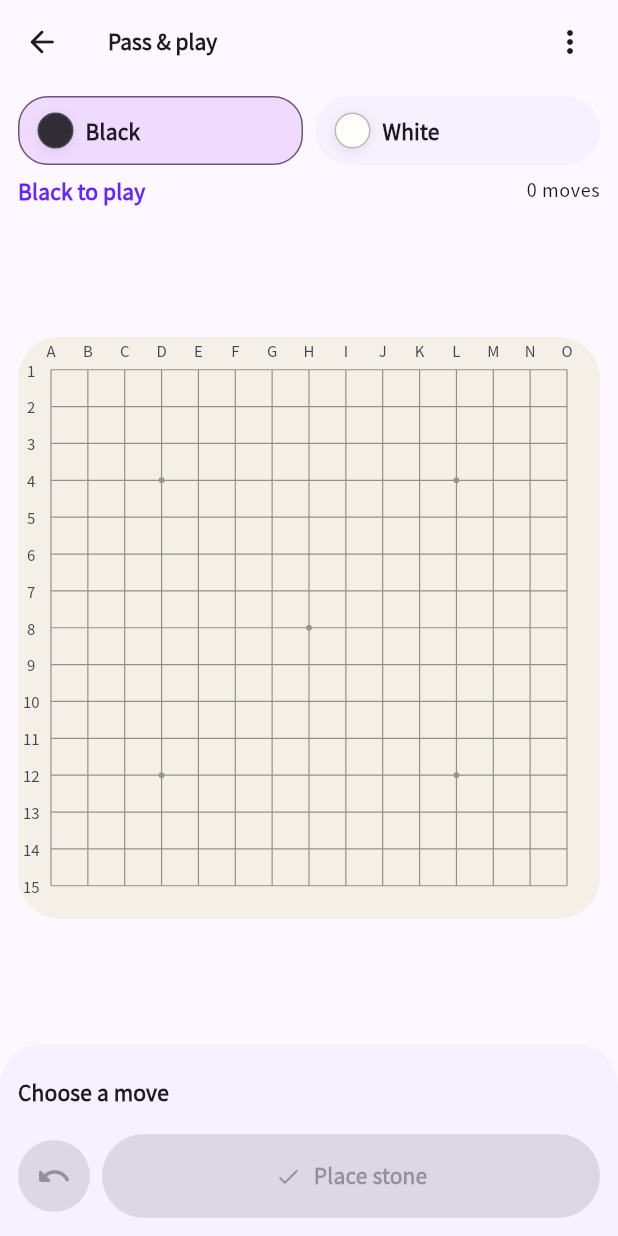
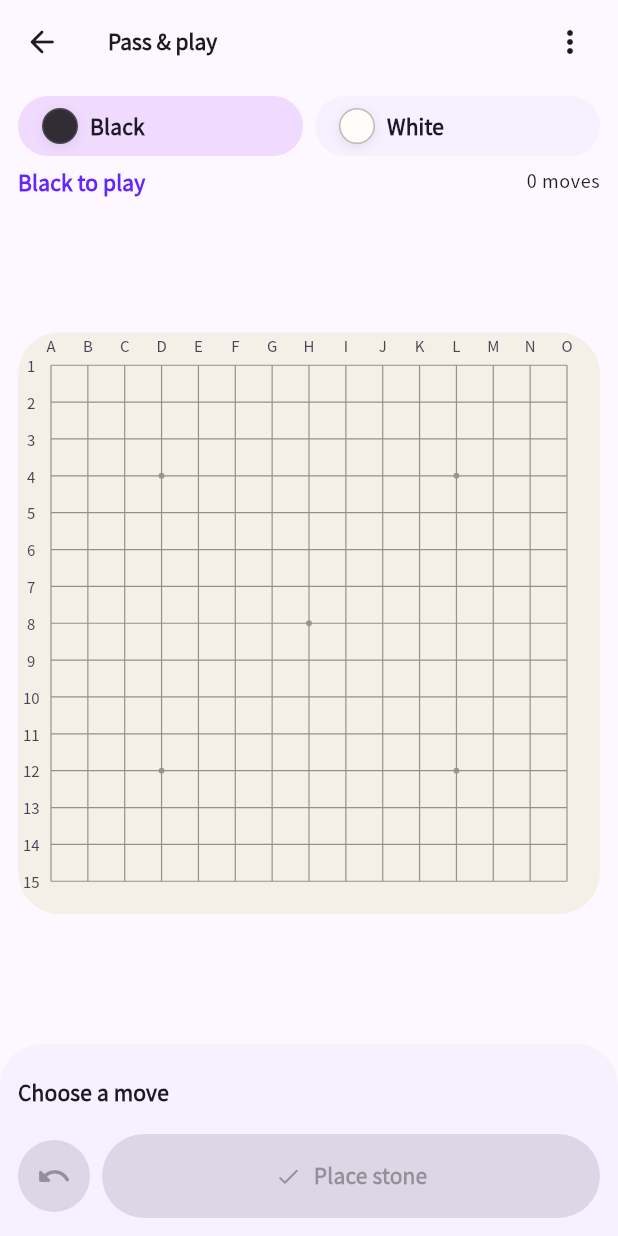
Before and after one commit to xqd922/Gomoku, a Flutter app: the screen it shows after launch, after a tap on "Start pass & play", on a phone screen of 412 x 824 dp. Run offline on Flutter 3.47's test engine with Material 3 defaults, Android fonts, the phone set to English and light mode, and no system bars; drawn by our look-alikes of dynamic_color; our stand-ins replace audioplayers, drift, drift_flutter, flutter_riverpod, flutter_secure_storage, go_router and 1 more; missing offline and left inert: serverpod_auth_core_client, serverpod_auth_idp_client, serverpod_client; accounts and stored records are empty; generated files the repository leaves out were written again; statements that could not run were skipped.

Commit message:
fix(ui): calm the home banner and tighten material details
Replace the notched hero with an even primaryContainer banner, group settings into one card, and align thumbnails, player strips, and app bars with the design tokens. No rule, protocol, or schema changes.

```diff
--- a/apps/gomoku_app/lib/design/theme.dart
+++ b/apps/gomoku_app/lib/design/theme.dart
@@ -129,8 +129,8 @@ abstract final class AppTheme {
         filled: true,
         fillColor: colors.surfaceContainerHighest,
         contentPadding: const EdgeInsets.symmetric(
-          horizontal: 20,
-          vertical: 18,
+          horizontal: AppSpacing.content,
+          vertical: AppSpacing.content,
         ),
         border: OutlineInputBorder(
           borderRadius: BorderRadius.circular(AppShape.field),
@@ -166,10 +166,16 @@ abstract final class AppTheme {
           borderRadius: BorderRadius.circular(AppShape.thumb),
         ),
         labelStyle: text.labelLarge,
-        padding: const EdgeInsets.symmetric(horizontal: 10, vertical: 10),
+        padding: const EdgeInsets.symmetric(
+          horizontal: AppSpacing.content,
+          vertical: AppSpacing.tight,
+        ),
       ),
       listTileTheme: ListTileThemeData(
-        contentPadding: const EdgeInsets.symmetric(horizontal: 20, vertical: 6),
+        contentPadding: const EdgeInsets.symmetric(
+          horizontal: AppSpacing.content,
+          vertical: AppSpacing.tight,
+        ),
         iconColor: colors.onSurfaceVariant,
         titleTextStyle: text.titleMedium,
         subtitleTextStyle: text.bodyMedium?.copyWith(
--- a/apps/gomoku_app/lib/design/tokens.dart
+++ b/apps/gomoku_app/lib/design/tokens.dart
@@ -15,8 +15,6 @@ abstract final class AppShape {
   static const menu = 24.0;
   static const card = 28.0;
   static const feature = 32.0;
-  static const heroNotchCompact = 56.0;
-  static const heroNotchWide = 88.0;
 }
 
 abstract final class AppLayout {
--- a/apps/gomoku_app/lib/ui/pages/home_page.dart
+++ b/apps/gomoku_app/lib/ui/pages/home_page.dart
@@ -63,17 +63,12 @@ class _HomePageState extends ConsumerState<HomePage> {
           builder: (context, constraints) {
             final wide = constraints.maxWidth >= AppLayout.compact;
             return Container(
-              padding: EdgeInsets.all(wide ? 32 : 24),
+              padding: EdgeInsets.all(
+                wide ? AppSpacing.page : AppSpacing.section,
+              ),
               decoration: BoxDecoration(
-                color: colors.primary,
-                borderRadius: BorderRadius.only(
-                  topLeft: const Radius.circular(AppShape.feature),
-                  topRight: Radius.circular(
-                    wide ? AppShape.heroNotchWide : AppShape.heroNotchCompact,
-                  ),
-                  bottomLeft: const Radius.circular(AppShape.feature),
-                  bottomRight: const Radius.circular(AppShape.feature),
-                ),
+                color: colors.primaryContainer,
+                borderRadius: BorderRadius.circular(AppShape.feature),
               ),
               child: Column(
                 crossAxisAlignment: CrossAxisAlignment.stretch,
@@ -91,43 +86,37 @@ class _HomePageState extends ConsumerState<HomePage> {
                                   (wide
                                           ? Theme.of(context)
                                                 .textTheme
-                                                .displayLarge
+                                                .headlineLarge
                                           : Theme.of(context)
                                                 .textTheme
-                                                .displayMedium)
-                                      ?.copyWith(color: colors.onPrimary),
+                                                .headlineMedium)
+                                      ?.copyWith(
+                                        color: colors.onPrimaryContainer,
+                                      ),
                             ),
-                            const SizedBox(height: 12),
+                            const SizedBox(height: AppSpacing.tight),
                             Text(
                               s.t(resume ? 'resumeCaption' : 'homeCaption'),
                               style: Theme.of(context).textTheme.bodyLarge
-                                  ?.copyWith(color: colors.onPrimary),
+                                  ?.copyWith(color: colors.onPrimaryContainer),
                             ),
                           ],
                         ),
                       ),
                       if (wide) ...[
-                        const SizedBox(width: 28),
-                        ExcludeSemantics(
-                          child: _PlayArtwork(color: colors.onPrimary),
-                        ),
+                        const SizedBox(width: AppSpacing.section),
+                        const ExcludeSemantics(child: _PlayArtwork()),
                       ],
                     ],
                   ),
-                  const SizedBox(height: 28),
+                  const SizedBox(height: AppSpacing.section),
                   Wrap(
-                    spacing: 12,
-                    runSpacing: 12,
+                    spacing: AppSpacing.content,
+                    runSpacing: AppSpacing.content,
                     crossAxisAlignment: WrapCrossAlignment.center,
                     children: [
-                      FilledButton(
+                      FilledButton.icon(
                         key: const ValueKey('start-game'),
-                        style: FilledButton.styleFrom(
-                          backgroundColor: colors.onPrimary,
-                          foregroundColor: colors.primary,
-                          minimumSize: const Size(180, 64),
-                          textStyle: Theme.of(context).textTheme.titleMedium,
-                        ),
                         onPressed: _starting
                             ? null
                             : () {
@@ -137,18 +126,12 @@ class _HomePageState extends ConsumerState<HomePage> {
                                   _local();
                                 }
                               },
-                        child: Row(
-                          mainAxisSize: MainAxisSize.min,
-                          children: [
-                            Icon(
-                              _starting
-                                  ? Icons.hourglass_top_rounded
-                                  : Icons.play_arrow_rounded,
-                            ),
-                            const SizedBox(width: 10),
-                            Flexible(child: Text(s.t(primaryLabel))),
-                          ],
+                        icon: Icon(
+                          _starting
+                              ? Icons.hourglass_top_rounded
+                              : Icons.play_arrow_rounded,
                         ),
+                        label: Text(s.t(primaryLabel)),
                       ),
                       Text(
                         active != null
@@ -157,7 +140,7 @@ class _HomePageState extends ConsumerState<HomePage> {
                             ? s.t('moves', {'n': unfinished.game.moves.length})
                             : s.t('rules'),
                         style: Theme.of(context).textTheme.labelLarge
-                            ?.copyWith(color: colors.onPrimary),
+                            ?.copyWith(color: colors.onPrimaryContainer),
                       ),
                     ],
                   ),
@@ -166,7 +149,7 @@ class _HomePageState extends ConsumerState<HomePage> {
             );
           },
         ),
-        const SizedBox(height: 16),
+        const SizedBox(height: AppSpacing.content),
         LayoutBuilder(
           builder: (context, constraints) {
             final friend = _PlayShortcut(
@@ -188,14 +171,18 @@ class _HomePageState extends ConsumerState<HomePage> {
             if (active == null && unfinished == null) return friend;
             if (constraints.maxWidth < AppLayout.compact) {
               return Column(
-                children: [friend, const SizedBox(height: 12), local],
+                children: [
+                  friend,
+                  const SizedBox(height: AppSpacing.content),
+                  local,
+                ],
               );
             }
             return Row(
               crossAxisAlignment: CrossAxisAlignment.start,
               children: [
                 Expanded(child: friend),
-                const SizedBox(width: 16),
+                const SizedBox(width: AppSpacing.content),
                 Expanded(child: local),
               ],
             );
@@ -230,8 +217,17 @@ class _PlayShortcut extends StatelessWidget {
         padding: const EdgeInsets.all(AppSpacing.section),
         child: Row(
           children: [
-            Icon(icon, size: 32, color: foreground),
-            const SizedBox(width: 18),
+            DecoratedBox(
+              decoration: BoxDecoration(
+                color: foreground.withValues(alpha: .12),
+                borderRadius: BorderRadius.circular(AppShape.field),
+              ),
+              child: SizedBox.square(
+                dimension: 48,
+                child: Icon(icon, color: foreground),
+              ),
+            ),
+            const SizedBox(width: AppSpacing.content),
             Expanded(
               child: Column(
                 crossAxisAlignment: CrossAxisAlignment.start,
@@ -241,7 +237,7 @@ class _PlayShortcut extends StatelessWidget {
                     style: Theme.of(context).textTheme.titleLarge
                         ?.copyWith(color: foreground),
                   ),
-                  const SizedBox(height: 5),
+                  const SizedBox(height: AppSpacing.tight),
                   Text(
                     subtitle,
                     style: Theme.of(context).textTheme.bodyMedium
@@ -250,7 +246,7 @@ class _PlayShortcut extends StatelessWidget {
                 ],
               ),
             ),
-            const SizedBox(width: 10),
+            const SizedBox(width: AppSpacing.tight),
             Icon(Icons.arrow_forward_rounded, color: foreground),
           ],
         ),
@@ -260,8 +256,7 @@ class _PlayShortcut extends StatelessWidget {
 }
 
 class _PlayArtwork extends StatelessWidget {
-  const _PlayArtwork({required this.color});
-  final Color color;
+  const _PlayArtwork();
   @override
   Widget build(BuildContext context) => SizedBox(
     width: 160,
@@ -277,7 +272,9 @@ class _PlayArtwork extends StatelessWidget {
               width: 114,
               height: 114,
               decoration: BoxDecoration(
-                color: color.withValues(alpha: .14),
+                color: Theme.of(
+                  context,
+                ).colorScheme.primary.withValues(alpha: .14),
                 borderRadius: BorderRadius.circular(AppShape.feature),
               ),
               child: const Center(
--- a/apps/gomoku_app/lib/ui/pages/local_page.dart
+++ b/apps/gomoku_app/lib/ui/pages/local_page.dart
@@ -86,7 +86,6 @@ class _LocalPageState extends ConsumerState<LocalPage> {
       if (!_starting && _error == null) Future.microtask(_start);
       return SectionScaffold(
         title: s.t('localMatch'),
-        compact: true,
         child: Center(
           child: _error == null
               ? const CircularProgressIndicator()
--- a/apps/gomoku_app/lib/ui/pages/online_page.dart
+++ b/apps/gomoku_app/lib/ui/pages/online_page.dart
@@ -154,7 +154,6 @@ class _OnlinePageState extends ConsumerState<OnlinePage> {
           _error ?? (needsLogin ? const ApiFailure('login_required') : null);
       return SectionScaffold(
         title: s.t('friendMatch'),
-        compact: true,
         child: error == null
             ? const Center(child: CircularProgressIndicator())
             : PageFrame(
--- a/apps/gomoku_app/lib/ui/shell.dart
+++ b/apps/gomoku_app/lib/ui/shell.dart
@@ -50,12 +50,12 @@ class _AppShellState extends State<AppShell>
     return Scaffold(
       appBar: AppBar(
         automaticallyImplyLeading: false,
-        toolbarHeight: 64,
+        toolbarHeight: 56,
         titleSpacing: inset,
         title: const Row(
           children: [
             BrandMark(size: 32),
-            SizedBox(width: 10),
+            SizedBox(width: AppSpacing.tight),
             Text('Gomoku'),
           ],
         ),
@@ -104,12 +104,10 @@ class SectionScaffold extends StatelessWidget {
     required this.child,
     this.fallback = '/',
     this.actions = const [],
-    this.compact = false,
   });
   final String title, fallback;
   final Widget child;
   final List<Widget> actions;
-  final bool compact;
   @override
   Widget build(BuildContext context) {
     void back() => context.canPop() ? context.pop() : context.go(fallback);
@@ -120,7 +118,7 @@ class SectionScaffold extends StatelessWidget {
       },
       child: Scaffold(
         appBar: AppBar(
-          toolbarHeight: compact ? 56 : 64,
+          toolbarHeight: 56,
           leading: IconButton(
             tooltip: context.strings.t('back'),
             onPressed: back,
@@ -153,10 +151,10 @@ class StorageNotice extends StatelessWidget {
         : Container(
             width: double.infinity,
             color: Theme.of(context).colorScheme.errorContainer,
-            padding: const EdgeInsets.all(12),
+            padding: const EdgeInsets.all(AppSpacing.content),
             child: Text(
               context.strings.t('storageWarning'),
-              style: TextStyle(
+              style: Theme.of(context).textTheme.bodyMedium?.copyWith(
                 color: Theme.of(context).colorScheme.onErrorContainer,
               ),
             ),
@@ -291,12 +289,12 @@ class _AccountSummary extends ConsumerWidget {
             profile?.nickname ?? s.t('guest'),
             style: Theme.of(context).textTheme.titleLarge,
           ),
-          const SizedBox(height: 6),
+          const SizedBox(height: AppSpacing.tight),
           Text(
             s.t(guest ? 'guest' : 'registeredPlayer'),
             style: Theme.of(context).textTheme.labelMedium,
           ),
-          const SizedBox(height: 10),
+          const SizedBox(height: AppSpacing.tight),
           Text(
             s.t(status),
             style: Theme.of(context).textTheme.bodyMedium?.copyWith(
--- a/apps/gomoku_app/lib/ui/widgets/game_layout.dart
+++ b/apps/gomoku_app/lib/ui/widgets/game_layout.dart
@@ -30,7 +30,6 @@ class GameScaffold extends StatelessWidget {
   @override
   Widget build(BuildContext context) => SectionScaffold(
     title: title,
-    compact: true,
     actions: actions,
     fallback: fallback,
     child: LayoutBuilder(
@@ -275,15 +274,15 @@ class PlayerStrip extends StatelessWidget {
     final colors = Theme.of(context).colorScheme;
     Widget player(String name, Stone stone, bool? online) => Expanded(
       child: Container(
-        padding: const EdgeInsets.symmetric(horizontal: 12, vertical: 10),
+        padding: const EdgeInsets.symmetric(
+          horizontal: AppSpacing.content,
+          vertical: AppSpacing.tight,
+        ),
         decoration: BoxDecoration(
           color: activeStone == stone
               ? colors.secondaryContainer
               : colors.surfaceContainerLow,
-          borderRadius: BorderRadius.circular(activeStone == stone ? 20 : 28),
-          border: Border.all(
-            color: activeStone == stone ? colors.secondary : Colors.transparent,
-          ),
+          borderRadius: BorderRadius.circular(AppShape.card),
         ),
         child: Row(
           children: [
@@ -391,7 +390,7 @@ class _ResultMomentState extends ConsumerState<ResultMoment> {
                     ?.copyWith(color: colors.onTertiaryContainer),
               ),
             ),
-            const SizedBox(height: 12),
+            const SizedBox(height: AppSpacing.content),
             widget.child,
           ],
         ),
```
Also changed, not shown: apps/gomoku_app/lib/ui/pages/history_page.dart (+10 -6 lines), apps/gomoku_app/lib/ui/pages/settings_page.dart (+21 -11 lines), apps/gomoku_app/lib/ui/widgets/common.dart (+58 -33 lines), 1 other file.
